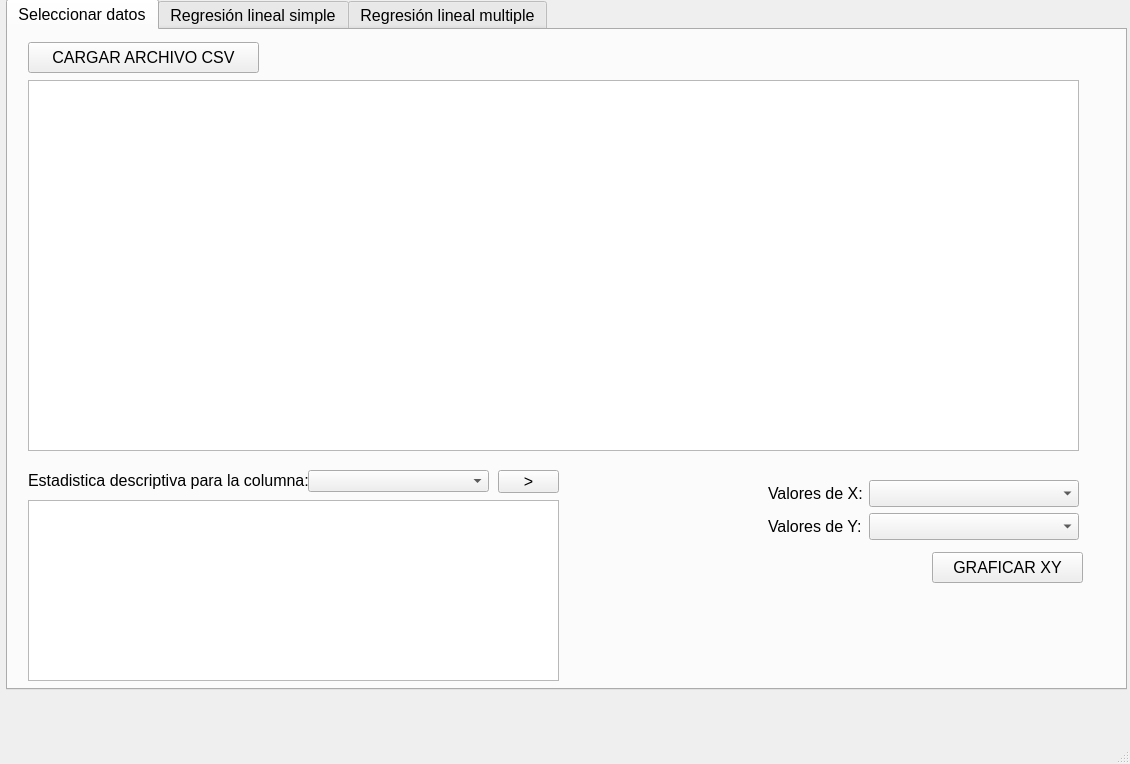
Before: the Qt Designer form ui_principal.ui in Balzhoyt/RegresionLineal-PyQt5, drawn with Qt 5.
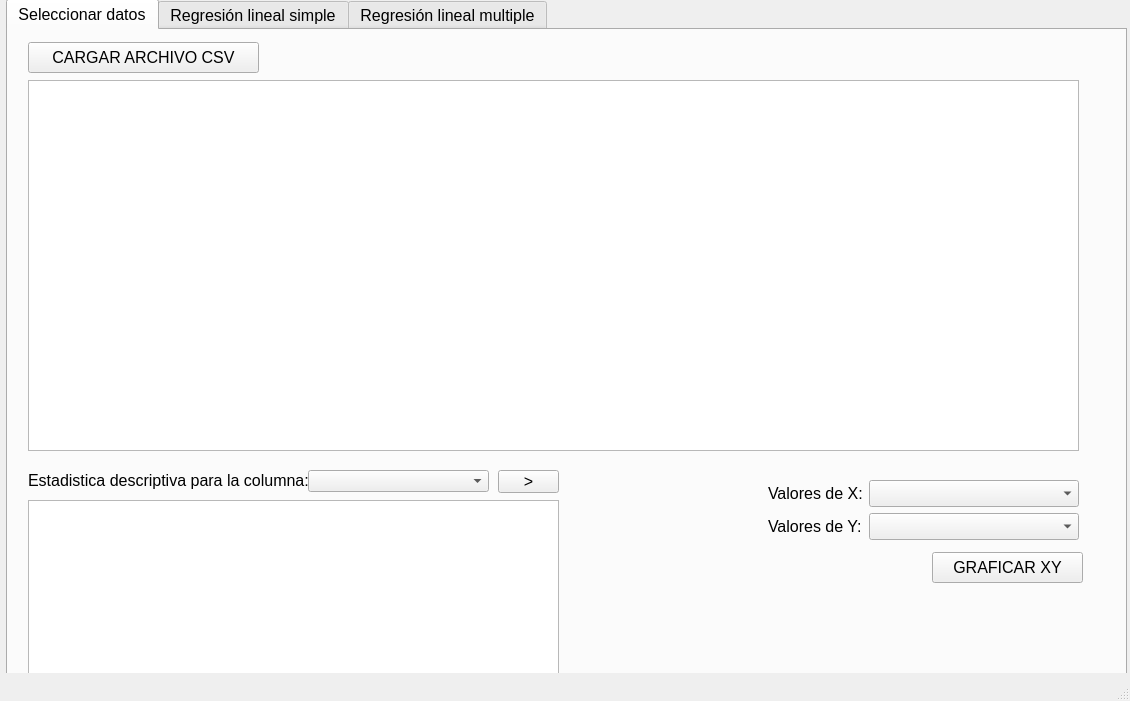
After: the same form once the commit is applied. The open tabs and pages were chosen to show the change.

Commit message: cambios en la funcion plot para graficar

```diff
--- a/ui_principal.ui
+++ b/ui_principal.ui
@@ -7,7 +7,7 @@
     <x>0</x>
     <y>0</y>
     <width>1130</width>
-    <height>764</height>
+    <height>701</height>
    </rect>
   </property>
   <property name="font">
```
Left out of the diff: 2 changed lines with no effect on the pictures. The commit also changes 1 other file.
